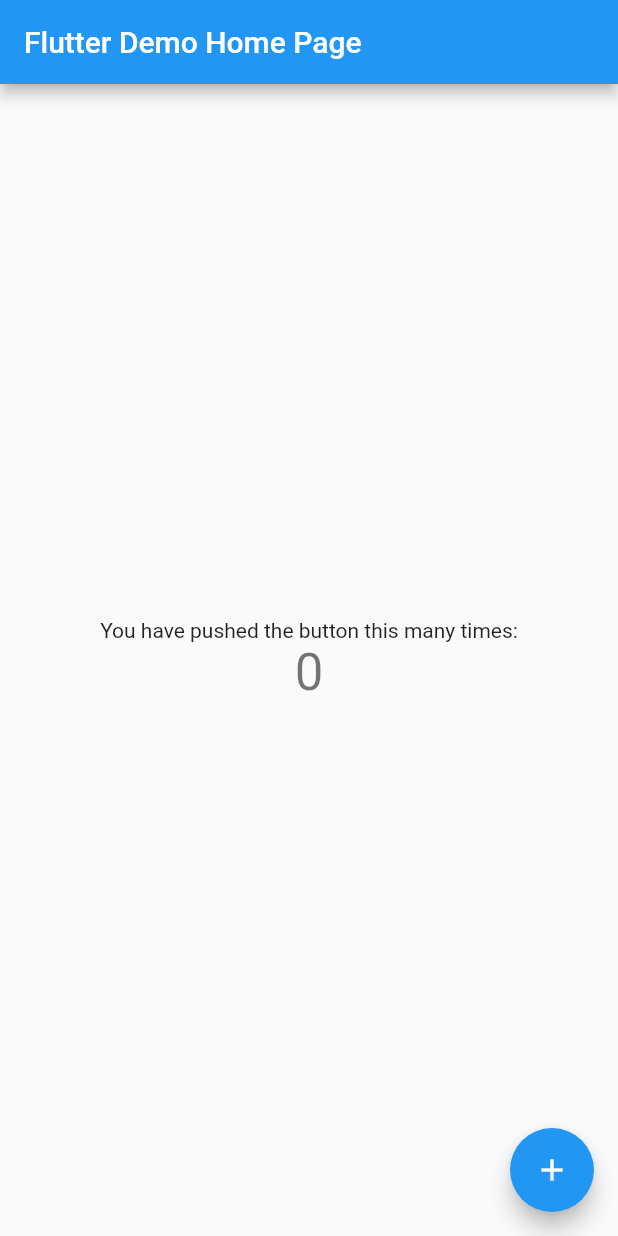
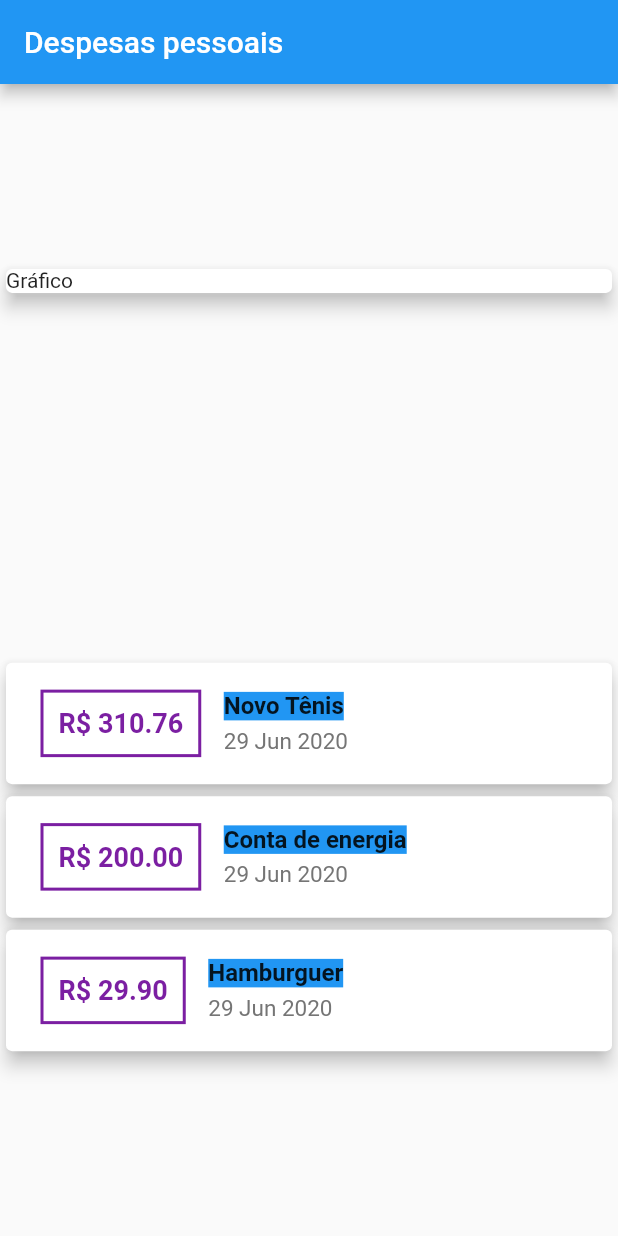
Before and after one commit to lucaslsneves/despesas, a Flutter app: the screen it shows after launch, on a phone screen of 412 x 824 dp. Run offline on Flutter 3.47's test engine with Material 2 defaults, Android fonts, the phone set to English and light mode, and no system bars.

Commit message:
add widgets

```diff
--- a/lib/main.dart
+++ b/lib/main.dart
@@ -1,117 +1,111 @@
 import 'package:flutter/material.dart';
+import './models/transaction.dart';
+import 'package:intl/intl.dart';
 
-void main() {
-  runApp(MyApp());
-}
+main() => runApp(ExpensesApp());
 
-class MyApp extends StatelessWidget {
-  // This widget is the root of your application.
+class ExpensesApp extends StatelessWidget {
   @override
   Widget build(BuildContext context) {
     return MaterialApp(
-      title: 'Flutter Demo',
-      theme: ThemeData(
-        // This is the theme of your application.
-        //
-        // Try running your application with "flutter run". You'll see the
-        // application has a blue toolbar. Then, without quitting the app, try
-        // changing the primarySwatch below to Colors.green and then invoke
-        // "hot reload" (press "r" in the console where you ran "flutter run",
-        // or simply save your changes to "hot reload" in a Flutter IDE).
-        // Notice that the counter didn't reset back to zero; the application
-        // is not restarted.
-        primarySwatch: Colors.blue,
-        // This makes the visual density adapt to the platform that you run
-        // the app on. For desktop platforms, the controls will be smaller and
-        // closer together (more dense) than on mobile platforms.
-        visualDensity: VisualDensity.adaptivePlatformDensity,
-      ),
-      home: MyHomePage(title: 'Flutter Demo Home Page'),
+      home: MyHomePage(),
     );
   }
 }
 
-class MyHomePage extends StatefulWidget {
-  MyHomePage({Key key, this.title}) : super(key: key);
-
-  // This widget is the home page of your application. It is stateful, meaning
-  // that it has a State object (defined below) that contains fields that affect
-  // how it looks.
-
-  // This class is the configuration for the state. It holds the values (in this
-  // case the title) provided by the parent (in this case the App widget) and
-  // used by the build method of the State. Fields in a Widget subclass are
-  // always marked "final".
-
-  final String title;
-
-  @override
-  _MyHomePageState createState() => _MyHomePageState();
-}
-
-class _MyHomePageState extends State<MyHomePage> {
-  int _counter = 0;
-
-  void _incrementCounter() {
-    setState(() {
-      // This call to setState tells the Flutter framework that something has
-      // changed in this State, which causes it to rerun the build method below
-      // so that the display can reflect the updated values. If we changed
-      // _counter without calling setState(), then the build method would not be
-      // called again, and so nothing would appear to happen.
-      _counter++;
-    });
-  }
+class MyHomePage extends StatelessWidget {
+  final _transactions = [
+    Transaction(
+      id: 't1',
+      title: 'Novo Tênis',
+      value: 310.76,
+      date: DateTime.now(),
+    ),
+    Transaction(
+      id: 't1',
+      title: 'Conta de energia',
+      value: 200,
+      date: DateTime.now(),
+    ),
+    Transaction(
+      id: 't1',
+      title: 'Hamburguer',
+      value: 29.90,
+      date: DateTime.now(),
+    ),
+  ];
 
   @override
   Widget build(BuildContext context) {
-    // This method is rerun every time setState is called, for instance as done
-    // by the _incrementCounter method above.
-    //
-    // The Flutter framework has been optimized to make rerunning build methods
-    // fast, so that you can just rebuild anything that needs updating rather
-    // than having to individually change instances of widgets.
     return Scaffold(
-      appBar: AppBar(
-        // Here we take the value from the MyHomePage object that was created by
-        // the App.build method, and use it to set our appbar title.
-        title: Text(widget.title),
-      ),
-      body: Center(
-        // Center is a layout widget. It takes a single child and positions it
-        // in the middle of the parent.
-        child: Column(
-          // Column is also a layout widget. It takes a list of children and
-          // arranges them vertically. By default, it sizes itself to fit its
-          // children horizontally, and tries to be as tall as its parent.
-          //
-          // Invoke "debug painting" (press "p" in the console, choose the
-          // "Toggle Debug Paint" action from the Flutter Inspector in Android
-          // Studio, or the "Toggle Debug Paint" command in Visual Studio Code)
-          // to see the wireframe for each widget.
-          //
-          // Column has various properties to control how it sizes itself and
-          // how it positions its children. Here we use mainAxisAlignment to
-          // center the children vertically; the main axis here is the vertical
-          // axis because Columns are vertical (the cross axis would be
-          // horizontal).
-          mainAxisAlignment: MainAxisAlignment.center,
+        appBar: AppBar(title: Text('Despesas pessoais')),
+        body: Column(
+          mainAxisAlignment: MainAxisAlignment.spaceAround,
+          crossAxisAlignment: CrossAxisAlignment.stretch,
           children: <Widget>[
-            Text(
-              'You have pushed the button this many times:',
+            Card(
+              child: Text('Gráfico'),
+              elevation: 5,
             ),
-            Text(
-              '$_counter',
-              style: Theme.of(context).textTheme.headline4,
-            ),
+            Column(
+                children: _transactions.map((tr) {
+              return ListItem(
+                transaction: tr,
+              );
+            }).toList())
           ],
-        ),
-      ),
-      floatingActionButton: FloatingActionButton(
-        onPressed: _incrementCounter,
-        tooltip: 'Increment',
-        child: Icon(Icons.add),
-      ), // This trailing comma makes auto-formatting nicer for build methods.
-    );
+        ));
   }
 }
+
+class ListItem extends StatelessWidget {
+  final Transaction transaction;
+
+  ListItem({this.transaction});
+
+  @override
+  Widget build(BuildContext context) {
+    return Card(
+        elevation: 5,
+        child: Padding(
+          padding: const EdgeInsets.all(8.0),
+          child: Row(
+            children: <Widget>[
+              Container(
+                  margin: EdgeInsets.symmetric(horizontal: 15, vertical: 10),
+                  decoration: BoxDecoration(
+                    border: Border.all(
+                      color: Colors.purple[700],
+                      width: 2,
+                    ),
+                  ),
+                  padding: EdgeInsets.all(10),
+                  child: Text('R\$ ${transaction.value.toStringAsFixed(2)}',
+                      style: TextStyle(
+                        fontSize: 18,
+                        fontWeight: FontWeight.bold,
+                        color: Colors.purple[700],
+                      ))),
+              Column(
+                crossAxisAlignment: CrossAxisAlignment.start,
+
+                children: <Widget>[
+                  Container(
+                      color: Colors.blue,
+                      margin: EdgeInsets.only(bottom: 5),
+                      child: Text(transaction.title,
+                          style: TextStyle(
+                              color: Colors.black87,
+                              fontSize: 16,
+                              fontWeight: FontWeight.bold))),
+                  Text(
+                    DateFormat('d MMM y').format(transaction.date),
+                    style: TextStyle(fontSize: 15, color: Colors.grey[600]),
+                  )
+                ],
+              )
+            ],
+          ),
+        ));
+  }
+}
--- /dev/null
+++ b/lib/models/transaction.dart
@@ -0,0 +1,16 @@
+import 'package:flutter/foundation.dart';
+
+class Transaction {
+  final String id;
+  final String title;
+  final double value;
+  final DateTime date;
+
+  Transaction({
+    @required this.id,
+    @required this.title,
+    @required this.value,
+    @required this.date
+  });
+
+}
--- a/pubspec.yaml
+++ b/pubspec.yaml
@@ -23,7 +23,7 @@ environment:
 dependencies:
   flutter:
     sdk: flutter
-
+  intl: 0.16.1
 
   # The following adds the Cupertino Icons font to your application.
   # Use with the CupertinoIcons class for iOS style icons.
```
Also changed, not shown: pubspec.lock.
